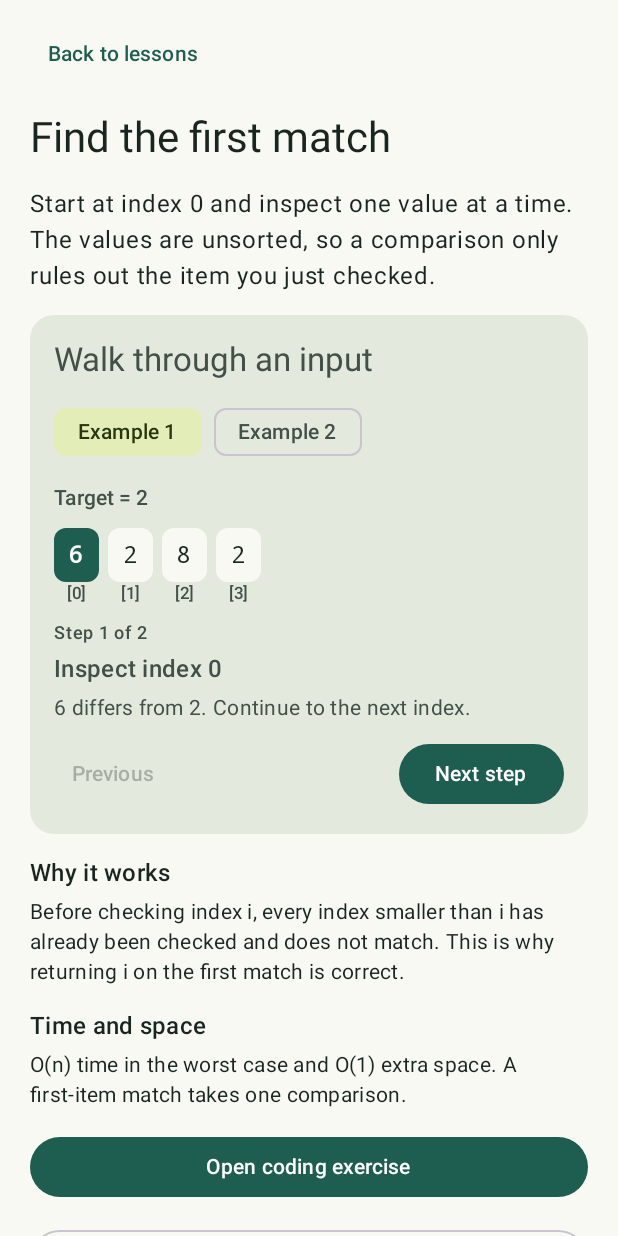
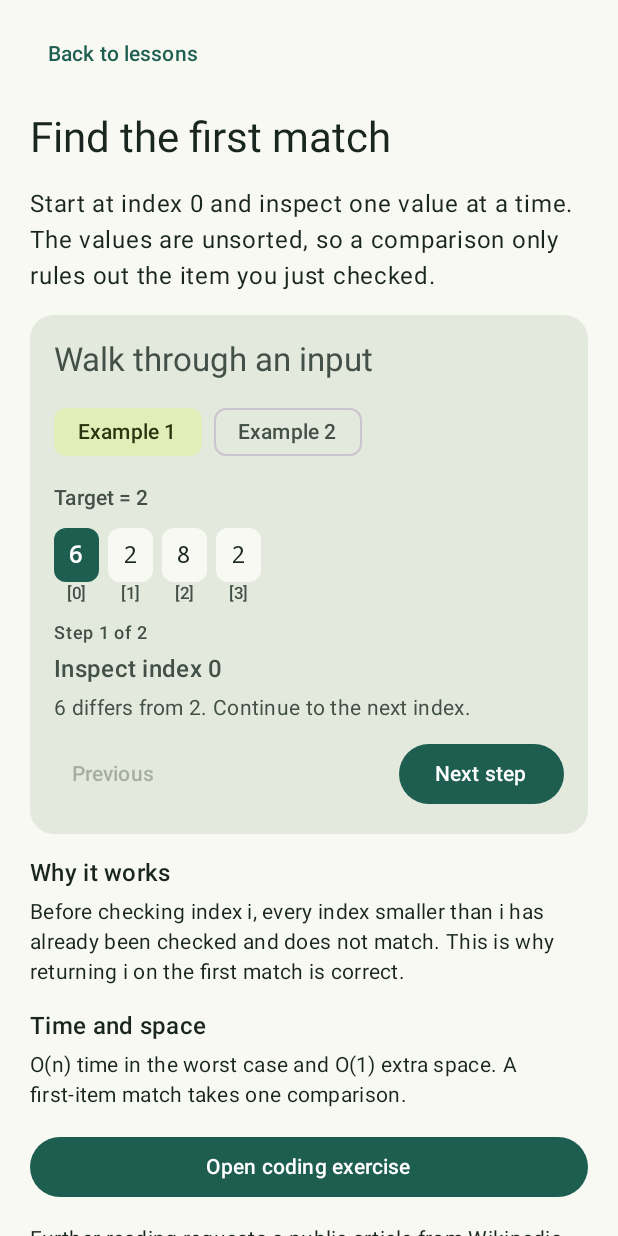
Before and after one commit to yingkailiang-27/CP3406_Assessment3, an Android app built with Jetpack Compose: the composable LearnScreen called with sample values from the repository, on a phone screen of 412 x 824 dp. Run offline under Robolectric (Android 15) with nearby library versions, the phone set to English and light mode, and no system bars.

Commit message:
Explain Wikipedia requests before opening

```diff
--- a/app/src/main/java/edu/algosteps/ui/LearnScreen.kt
+++ b/app/src/main/java/edu/algosteps/ui/LearnScreen.kt
@@ -56,6 +56,10 @@ fun LearnScreen(lesson: Lesson, onPractice: () -> Unit, onBack: () -> Unit, onRe
         LessonText("Why it works", lesson.invariant)
         LessonText("Time and space", lesson.complexity)
         Button(onClick = onPractice, modifier = Modifier.fillMaxWidth()) { Text("Open coding exercise") }
+        Text(
+            text = "Further reading requests a public article from Wikipedia. Your code drafts and scores stay on this device.",
+            style = MaterialTheme.typography.bodyMedium
+        )
         OutlinedButton(onClick = onReading, modifier = Modifier.fillMaxWidth()) { Text("Further reading") }
         Spacer(Modifier.height(8.dp))
     }
```
